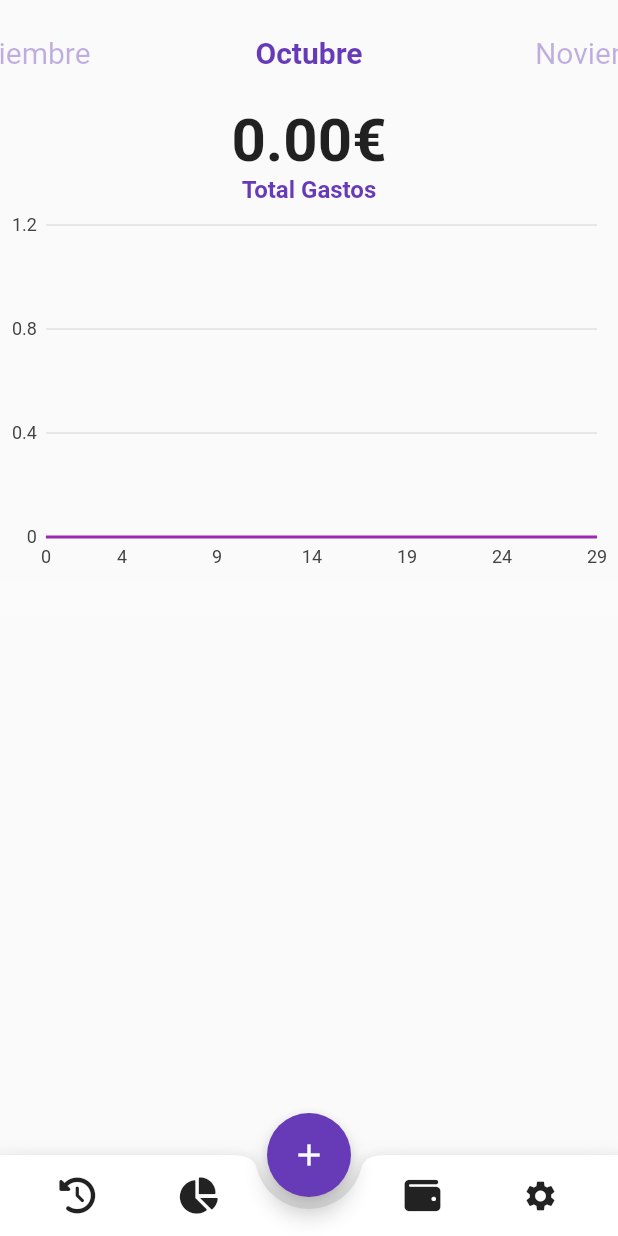
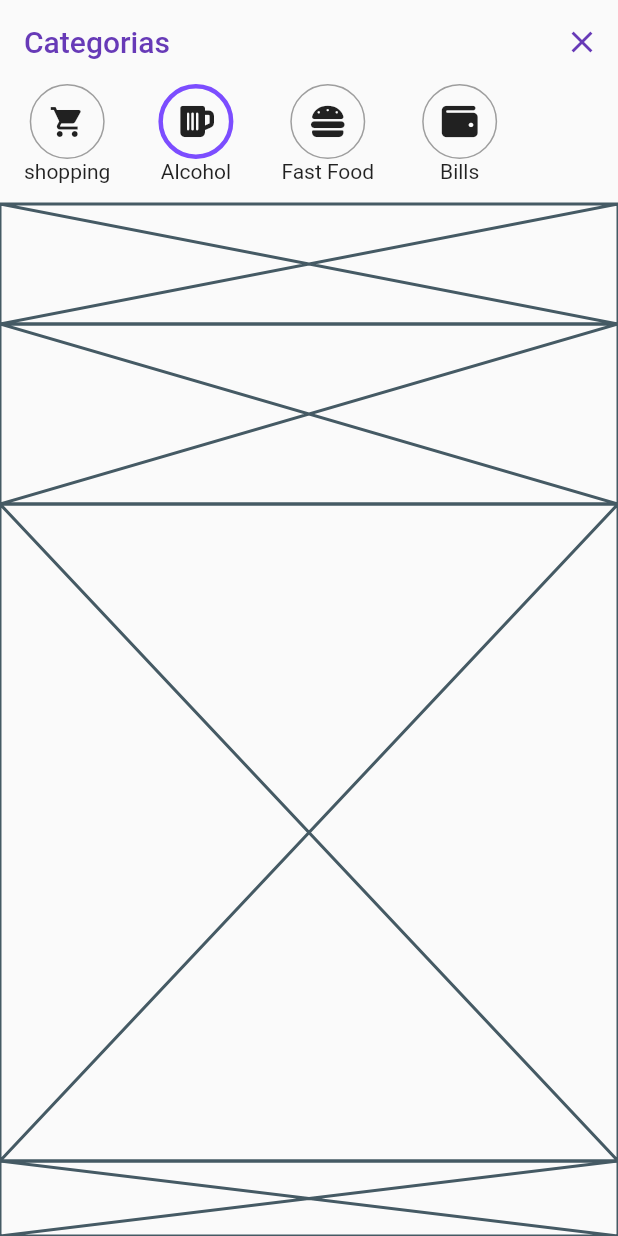
Before and after one commit to JoseAntonioGalan/gestion_app, a Flutter app: the MyHomePage screen opened directly, after a tap on the "add" icon, on a phone screen of 412 x 824 dp. Run offline on Flutter 3.47's test engine with Material 2 defaults, Android fonts, the phone set to English and light mode, and no system bars; our stand-ins replace charts_flutter, cloud_firestore, firebase_auth, firebase_core, font_awesome_flutter, google_sign_in; accounts and stored records are empty.

Commit message:
Creacion menu categorias add page

```diff
--- a/lib/main.dart
+++ b/lib/main.dart
@@ -2,6 +2,7 @@ import 'package:firebase_core/firebase_core.dart';
 import 'package:flutter/material.dart';
 import 'package:gestion_app/estados/login_state.dart';
 import 'package:gestion_app/firebase_options.dart';
+import 'package:gestion_app/screens/add_page.dart';
 import 'package:gestion_app/screens/home_page.dart';
 import 'package:gestion_app/screens/login_page.dart';
 import 'package:gestion_app/screens/register_page.dart';
@@ -40,6 +41,7 @@ class MyApp extends StatelessWidget {
           },
           "/register_page": (context) => const RegisterPage(),
           "/login_page": (context) => const LoginPage(),
+          "/add_page": (context) => AddPage(),
         },
       ),
     );
--- /dev/null
+++ b/lib/screens/add_page.dart
@@ -0,0 +1,82 @@
+// ignore_for_file: prefer_const_constructors, deprecated_member_use
+
+import 'package:flutter/material.dart';
+import 'package:font_awesome_flutter/font_awesome_flutter.dart';
+import 'package:gestion_app/screens/category_selection_widget.dart';
+
+class AddPage extends StatefulWidget {
+  AddPage({Key? key}) : super(key: key);
+
+  @override
+  State<AddPage> createState() => _AddPageState();
+}
+
+class _AddPageState extends State<AddPage> {
+  @override
+  Widget build(BuildContext context) {
+    return Scaffold(
+      appBar: AppBar(
+        automaticallyImplyLeading: false,
+        backgroundColor: Colors.transparent,
+        elevation: 0.0,
+        title: Text(
+          "Categorias",
+          style: TextStyle(color: Colors.deepPurple),
+        ),
+        actions: <Widget>[
+          IconButton(
+            icon: Icon(
+              Icons.close,
+              color: Colors.deepPurple,
+            ),
+            onPressed: () => Navigator.of(context).pop(),
+          )
+        ],
+      ),
+      body: _body(),
+    );
+  }
+
+  Widget _body() {
+    return Column(
+      children: <Widget>[
+        _categorySelector(),
+        _tipe(),
+        _currentValue(),
+        _numpad(),
+        _submit()
+      ],
+    );
+  }
+
+  Widget _categorySelector() {
+    return Container(
+      height: 80,
+      child: CategorySelectionWidget(
+        // ignore: prefer_const_literals_to_create_immutables, duplicate_ignore
+        categories: {
+          "shopping": Icons.shopping_cart,
+          "Alcohol": FontAwesomeIcons.beer,
+          "Fast Food": FontAwesomeIcons.hamburger,
+          "Bills": FontAwesomeIcons.wallet
+        },
+      ),
+    );
+  }
+
+  Widget _tipe() => Placeholder(
+        fallbackHeight: 80,
+      );
+
+  Widget _currentValue() => Placeholder(
+        fallbackHeight: 120,
+      );
+
+  Widget _numpad() => Expanded(
+        child: Placeholder(),
+      );
+
+  Widget _submit() => Placeholder(
+        fallbackHeight: 50,
+      );
+}
--- /dev/null
+++ b/lib/screens/category_selection_widget.dart
@@ -0,0 +1,77 @@
+import 'package:flutter/foundation.dart';
+import 'package:flutter/material.dart';
+
+class CategorySelectionWidget extends StatefulWidget {
+  final Map<String, IconData> categories;
+
+  const CategorySelectionWidget({Key? key, required this.categories})
+      : super(key: key);
+
+  @override
+  State<CategorySelectionWidget> createState() =>
+      _CategorySelectionWidgetState();
+}
+
+class _CategorySelectionWidgetState extends State<CategorySelectionWidget> {
+  String currentItem = "Alcohol";
+
+  @override
+  Widget build(BuildContext context) {
+    var widgets = <Widget>[];
+
+    widget.categories.forEach((name, icon) {
+      widgets.add(GestureDetector(
+        onTap: () {
+          setState(() {
+            currentItem = name;
+          });
+        },
+        child: CategoryWidget(
+          name: name,
+          icon: icon,
+          selected: name == currentItem,
+        ),
+      ));
+    });
+
+    return ListView(
+      scrollDirection: Axis.horizontal,
+      children: widgets,
+    );
+  }
+}
+
+class CategoryWidget extends StatelessWidget {
+  const CategoryWidget(
+      {Key? key,
+      required this.name,
+      required this.icon,
+      required this.selected})
+      : super(key: key);
+
+  final String name;
+  final IconData icon;
+  final bool selected;
+
+  @override
+  Widget build(BuildContext context) {
+    return Padding(
+      padding: const EdgeInsets.symmetric(horizontal: 16.0),
+      child: Column(
+        children: <Widget>[
+          Container(
+            decoration: BoxDecoration(
+                borderRadius: BorderRadius.circular(25.0),
+                border: Border.all(
+                    color: selected ? Colors.deepPurpleAccent : Colors.grey,
+                    width: selected ? 3.0 : 1.0)),
+            width: 50,
+            height: 50,
+            child: Icon(icon),
+          ),
+          Text(name)
+        ],
+      ),
+    );
+  }
+}
--- a/lib/screens/home_page.dart
+++ b/lib/screens/home_page.dart
@@ -71,7 +71,7 @@ class _MyHomePageState extends State<MyHomePage> {
         child: Icon(Icons.add),
         onPressed: () {
           // ignore: avoid_print
-          print("Has pulsado añadir");
+          Navigator.of(context).pushNamed("/add_page");
         },
       ),
       body: _body(),
```
